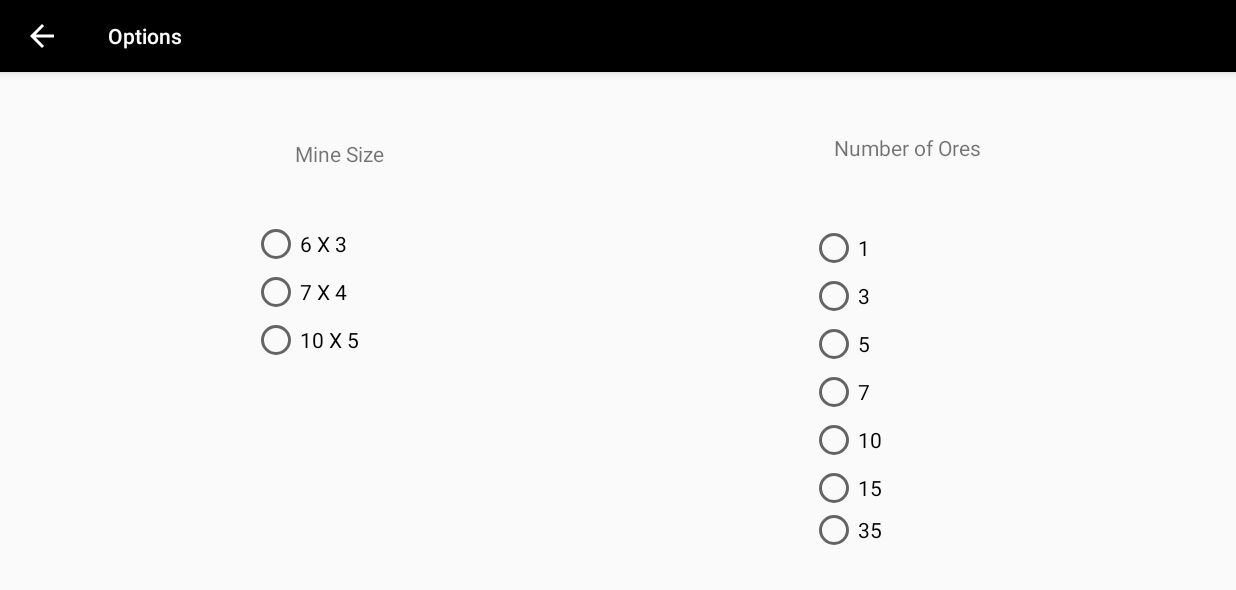
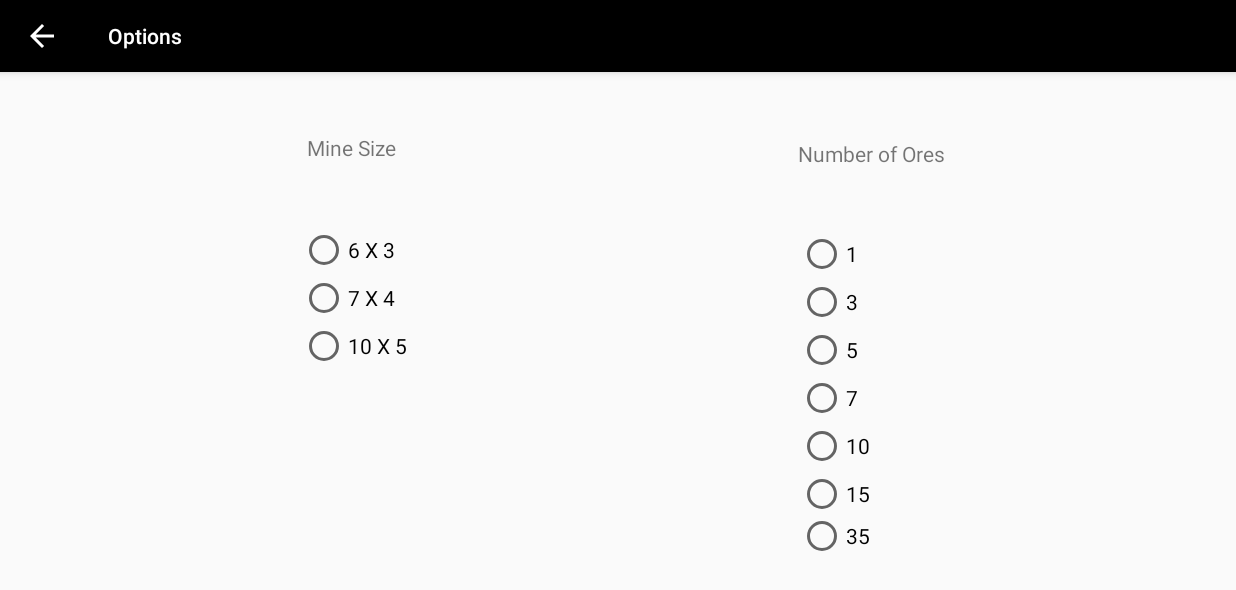
Before and after one commit to trevorbonas/Gold-Rush, an Android app: the screen it shows after launch (OptionsActivity), after a tap on "OPTIONS", on a phone screen of 824 x 412 dp (held sideways). Shown: the top 590 px of the screen. Run offline under Robolectric (Android 15) with nearby library versions, the phone set to English and light mode, and no system bars; Roboto replaces fonts that are not available here.

Commit message:
Complete options activity

```diff
--- a/app/src/main/java/com/tbonas/mineseeker/IntroActivity.java
+++ b/app/src/main/java/com/tbonas/mineseeker/IntroActivity.java
@@ -21,20 +21,7 @@ public class IntroActivity extends android.app.Activity {
         final Intent homeIntent = new Intent(IntroActivity.this,
                 MainActivity.class);
 
-        Button skipButton = (Button)findViewById(R.id.skip_button);
-        findViewById(R.id.skip_button).setOnClickListener(new View.OnClickListener() {
-            @Override
-            public void onClick(View view) {
-                startActivity(homeIntent);
-            }
-        });
-
-        TextView title = findViewById(R.id.intro_title);
-        Animation title_animation = AnimationUtils.loadAnimation(this,
-                R.anim.intro_animation);
-        title.startAnimation(title_animation);
-
-        new CountDownTimer(7000, 1000) {
+        final CountDownTimer timer = new CountDownTimer(7000, 1000) {
             @Override
             public void onTick(long millisUntilFinished) {
                 // Do nothing
@@ -45,5 +32,19 @@ public class IntroActivity extends android.app.Activity {
                 startActivity(homeIntent);
             }
         }.start();
+
+        Button skipButton = (Button)findViewById(R.id.skip_button);
+        findViewById(R.id.skip_button).setOnClickListener(new View.OnClickListener() {
+            @Override
+            public void onClick(View view) {
+                startActivity(homeIntent);
+                timer.cancel();
+            }
+        });
+
+        TextView title = findViewById(R.id.intro_title);
+        Animation title_animation = AnimationUtils.loadAnimation(this,
+                R.anim.intro_animation);
+        title.startAnimation(title_animation);
     }
 }
--- a/app/src/main/res/layout/content_options.xml
+++ b/app/src/main/res/layout/content_options.xml
@@ -10,8 +10,8 @@
         android:id="@+id/mine_size"
         android:layout_width="wrap_content"
         android:layout_height="wrap_content"
-        android:layout_marginEnd="156dp"
-        android:layout_marginBottom="112dp"
+        android:layout_marginEnd="148dp"
+        android:layout_marginBottom="116dp"
         android:text="Mine Size"
         app:layout_constraintBottom_toTopOf="@+id/guideline6"
         app:layout_constraintEnd_toStartOf="@+id/guideline5" />
@@ -20,8 +20,8 @@
         android:id="@+id/num_ores_title"
         android:layout_width="wrap_content"
         android:layout_height="wrap_content"
-        android:layout_marginStart="144dp"
-        android:layout_marginBottom="116dp"
+        android:layout_marginStart="120dp"
+        android:layout_marginBottom="112dp"
         android:text="Number of Ores"
         app:layout_constraintBottom_toTopOf="@+id/guideline6"
         app:layout_constraintStart_toStartOf="@+id/guideline5" />
@@ -42,23 +42,23 @@
 
     <RadioGroup
         android:id="@+id/b_size_group"
-        android:layout_width="140dp"
-        android:layout_height="215dp"
+        android:layout_width="100dp"
+        android:layout_height="216dp"
         android:layout_marginTop="32dp"
-        android:layout_marginEnd="104dp"
+        android:layout_marginEnd="112dp"
         app:layout_constraintBottom_toBottomOf="parent"
         app:layout_constraintEnd_toStartOf="@+id/guideline5"
         app:layout_constraintTop_toBottomOf="@+id/mine_size"
-        app:layout_constraintVertical_bias="0.049" />
+        app:layout_constraintVertical_bias="0.187" />
 
     <RadioGroup
         android:id="@+id/ores_group"
-        android:layout_width="129dp"
+        android:layout_width="100dp"
         android:layout_height="216dp"
-        android:layout_marginStart="128dp"
+        android:layout_marginStart="120dp"
         android:layout_marginTop="40dp"
         app:layout_constraintBottom_toBottomOf="parent"
         app:layout_constraintStart_toStartOf="@+id/guideline5"
         app:layout_constraintTop_toBottomOf="@+id/num_ores_title"
-        app:layout_constraintVertical_bias="0.023" />
+        app:layout_constraintVertical_bias="0.029" />
 </androidx.constraintlayout.widget.ConstraintLayout>
```
